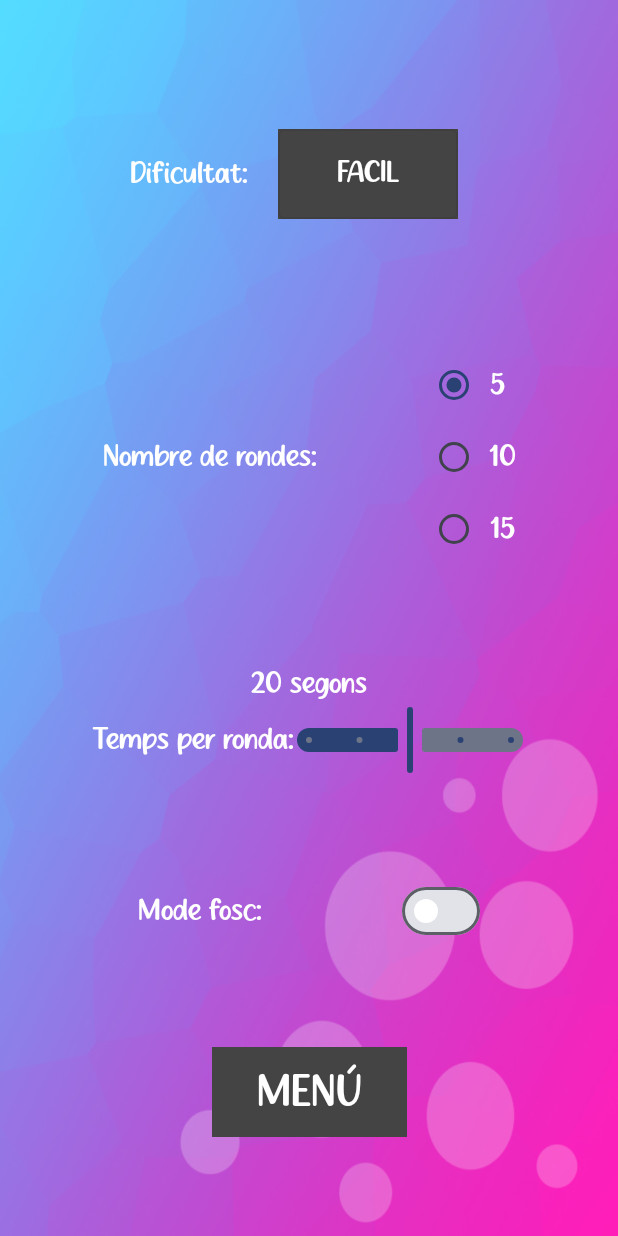
After one commit to OmarIdrisT/TrivialApp, an Android app built with Jetpack Compose: the composable Settings shown on its own in the app's theme, on a phone screen of 412 x 824 dp. The commit adds this screen. Run offline under Robolectric (Android 15) with nearby library versions, the phone set to English and light mode, and no system bars.

Commit message:
Setting screen

```diff
--- a/app/build.gradle.kts
+++ b/app/build.gradle.kts
@@ -5,7 +5,7 @@ plugins {
 
 android {
     namespace = "com.example.trivialapp"
-    compileSdk = 33
+    compileSdk = 34
 
     defaultConfig {
         applicationId = "com.example.trivialapp"
@@ -54,6 +54,7 @@ dependencies {
     implementation("androidx.core:core-ktx:1.9.0")
     implementation("androidx.lifecycle:lifecycle-runtime-ktx:2.6.1")
     implementation("androidx.activity:activity-compose:1.7.0")
+    implementation ("androidx.navigation:navigation-compose:2.7.5")
     implementation(platform("androidx.compose:compose-bom:2023.03.00"))
     implementation("androidx.compose.ui:ui")
     implementation("androidx.compose.ui:ui-graphics")
--- /dev/null
+++ b/app/src/main/java/com/example/trivialapp/Settings.kt
@@ -0,0 +1,183 @@
+package com.example.trivialapp
+
+import androidx.compose.foundation.Image
+import androidx.compose.foundation.background
+import androidx.compose.foundation.clickable
+import androidx.compose.foundation.layout.Arrangement
+import androidx.compose.foundation.layout.Box
+import androidx.compose.foundation.layout.Column
+import androidx.compose.foundation.layout.Row
+import androidx.compose.foundation.layout.fillMaxSize
+import androidx.compose.foundation.layout.fillMaxWidth
+import androidx.compose.foundation.layout.height
+import androidx.compose.foundation.layout.padding
+import androidx.compose.foundation.layout.width
+import androidx.compose.foundation.selection.selectable
+import androidx.compose.foundation.selection.selectableGroup
+import androidx.compose.material3.DropdownMenu
+import androidx.compose.material3.DropdownMenuItem
+import androidx.compose.material3.ExperimentalMaterial3Api
+import androidx.compose.material3.OutlinedTextField
+import androidx.compose.material3.RadioButton
+import androidx.compose.material3.Slider
+import androidx.compose.material3.Switch
+import androidx.compose.material3.SwitchDefaults
+import androidx.compose.material3.Text
+import androidx.compose.runtime.Composable
+import androidx.compose.runtime.getValue
+import androidx.compose.runtime.mutableStateOf
+import androidx.compose.runtime.remember
+import androidx.compose.runtime.saveable.rememberSaveable
+import androidx.compose.runtime.setValue
+import androidx.compose.ui.Alignment
+import androidx.compose.ui.Modifier
+import androidx.compose.ui.graphics.Color
+import androidx.compose.ui.layout.ContentScale
+import androidx.compose.ui.res.painterResource
+import androidx.compose.ui.text.TextStyle
+import androidx.compose.ui.text.font.Font
+import androidx.compose.ui.text.font.FontFamily
+import androidx.compose.ui.text.style.TextAlign
+import androidx.compose.ui.unit.dp
+import androidx.compose.ui.unit.sp
+import androidx.navigation.NavController
+
+@Composable
+fun Settings(navController: NavController) {
+
+    Image(
+        painter = painterResource(id = R.drawable.fondo),
+        contentDescription = null,
+        modifier = Modifier.fillMaxSize(),
+        contentScale = ContentScale.FillBounds
+    )
+    Column (
+        modifier = Modifier
+            .fillMaxSize(),
+        horizontalAlignment = Alignment.CenterHorizontally,
+        verticalArrangement = Arrangement.SpaceEvenly
+    ) {
+        Row (verticalAlignment = Alignment.CenterVertically, modifier = Modifier.fillMaxWidth(), horizontalArrangement = Arrangement.Center) {
+            Text(text = "Dificultat:", style = TextStyle(color = Color.White,fontSize = 20.sp, textAlign = TextAlign.Center, fontFamily = FontFamily(Font(R.font.peachcake))))
+            val dificultatEscollida = myDropDownMenu()
+        }
+        Row (verticalAlignment = Alignment.CenterVertically, modifier = Modifier.fillMaxWidth(), horizontalArrangement = Arrangement.SpaceEvenly) {
+            Text(text = "Nombre de rondes:", style = TextStyle(color = Color.White,fontSize = 20.sp, textAlign = TextAlign.Center, fontFamily = FontFamily(Font(R.font.peachcake))))
+            val rondes = numberOfRounds()
+        }
+        Row (verticalAlignment = Alignment.CenterVertically, modifier = Modifier.fillMaxWidth(), horizontalArrangement = Arrangement.SpaceEvenly) {
+            val tempsRondes = timePerRound()
+        }
+        Row (verticalAlignment = Alignment.CenterVertically, modifier = Modifier.fillMaxWidth(), horizontalArrangement = Arrangement.SpaceEvenly) {
+            Text(text = "Mode fosc:", style = TextStyle(color = Color.White,fontSize = 20.sp, textAlign = TextAlign.Center, fontFamily = FontFamily(Font(R.font.peachcake))))
+            var modeFosc by rememberSaveable { mutableStateOf(false) }
+            Switch(checked = modeFosc,
+                onCheckedChange = { modeFosc = !modeFosc },
+                colors = SwitchDefaults.colors(
+                    uncheckedThumbColor = Color.White,
+                    checkedThumbColor = Color.Cyan
+                ))
+        }
+        Box(modifier = Modifier
+            .width(130.dp)
+            .clickable { (navController.navigate(Routes.MenuScreen.route))}
+            .background(Color.DarkGray)
+            .height(60.dp),
+            contentAlignment = Alignment.Center
+        ) {
+            Text(text = "MENÚ", fontFamily = FontFamily(Font(R.font.peachcake)), style = TextStyle(color = Color.White, fontSize = 30.sp), modifier = Modifier.align(Alignment.Center))
+        }
+    }
+}
+
+
+
+@OptIn(ExperimentalMaterial3Api::class)
+@Composable
+fun myDropDownMenu(): String {
+    var dificultatGame by remember { mutableStateOf("FACIL") }
+    var expanded by remember { mutableStateOf(false) }
+    val opcions = listOf("FACIL", "NORMAL", "DIFICIL")
+
+    Column (modifier = Modifier.padding(20.dp)) {
+        OutlinedTextField(
+            value = dificultatGame,
+            onValueChange = { dificultatGame = it },
+            enabled = false,
+            readOnly = true,
+            textStyle = TextStyle(color = Color.White, fontFamily = FontFamily(Font(R.font.peachcake)), fontSize = 20.sp, textAlign = TextAlign.Center),
+            modifier = Modifier
+                .clickable { expanded = true }
+                .width(120.dp)
+                .height(60.dp)
+                .background(color = Color.DarkGray)
+                .align(alignment = Alignment.CenterHorizontally)
+        )
+
+        DropdownMenu(
+            expanded = expanded,
+            onDismissRequest = { expanded = false },
+        ) {
+            opcions.forEach { dificultat ->
+                DropdownMenuItem(modifier = Modifier.background(color = Color.Transparent) ,text = { Text(text = dificultat, style = TextStyle(color = Color.White, fontFamily = FontFamily(Font(R.font.peachcake)))) }, onClick = {
+                    expanded = false
+                    dificultatGame = dificultat
+                })
+            }
+        }
+    }
+
+    return dificultatGame
+}
+
+@Composable
+fun numberOfRounds() {
+    val opcions = listOf(5, 10, 15)
+    val (selectedOption, onOptionSelected) = remember { mutableStateOf(opcions[0]) }
+
+    Column(Modifier.selectableGroup()) {
+        opcions.forEach { text ->
+            Row(
+                Modifier
+                    .selectable(
+                        selected = (text == selectedOption),
+                        onClick = { onOptionSelected(text) }
+                    ),
+                horizontalArrangement = Arrangement.Center,
+                verticalAlignment = Alignment.CenterVertically
+            ) {
+                RadioButton(
+                    selected = (text == selectedOption),
+                    onClick = { onOptionSelected(text) }
+                )
+                Text(
+                    text = "$text",
+                    style = TextStyle(color = Color.White,fontSize = 20.sp, textAlign = TextAlign.Center, fontFamily = FontFamily(Font(R.font.peachcake)))
+                )
+            }
+
+        }
+    }
+}
+
+
+@Composable
+fun timePerRound() {
+    var valorTemps by remember { mutableStateOf(20f) }
+    Column(
+        horizontalAlignment = Alignment.CenterHorizontally,
+        modifier = Modifier.fillMaxWidth(0.7f)
+    ) {
+        Text(text = "${valorTemps.toInt()} segons", style = TextStyle(color = Color.White,fontSize = 20.sp, textAlign = TextAlign.Center, fontFamily = FontFamily(Font(R.font.peachcake))))
+        Row(verticalAlignment = Alignment.CenterVertically) {
+            Text(text = "Temps per ronda:", style = TextStyle(color = Color.White,fontSize = 20.sp, textAlign = TextAlign.Center, fontFamily = FontFamily(Font(R.font.peachcake))))
+            Slider(
+                value = valorTemps,
+                onValueChange = {valorTemps = it},
+                valueRange = 10f..30f,
+                steps = 3
+            )
+        }
+
+    }
+}
```
Also changed, not shown: app/src/main/java/com/example/trivialapp/GameScreen.kt (added, +11 -0 lines), app/src/main/java/com/example/trivialapp/LaunchScreen.kt (added, +80 -0 lines), app/src/main/java/com/example/trivialapp/MainActivity.kt (+5 -16 lines), app/src/main/java/com/example/trivialapp/MenuScreen.kt (added, +83 -0 lines), app/src/main/java/com/example/trivialapp/ResultScreen.kt (added, +9 -0 lines), app/src/main/java/com/example/trivialapp/nav.kt (+6 -7 lines), app/src/main/res/drawable/fondo.jpeg (added), app/src/main/res/drawable/logo.png (added), app/src/main/res/font/peachcake.otf (added).
